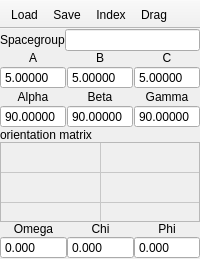
Old version of the form ui/crystaldisplay.ui in the repository jonasstein/clip.
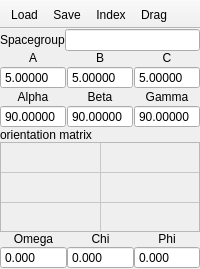
New version of the form. Icons and pictures are not drawn. Custom widgets are drawn as their Qt base class.

What changed in the file:
```diff
--- a/ui/crystaldisplay.ui
+++ b/ui/crystaldisplay.ui
@@ -7,7 +7,7 @@
     <x>0</x>
     <y>0</y>
     <width>200</width>
-    <height>259</height>
+    <height>269</height>
    </rect>
   </property>
   <property name="sizePolicy">
```
